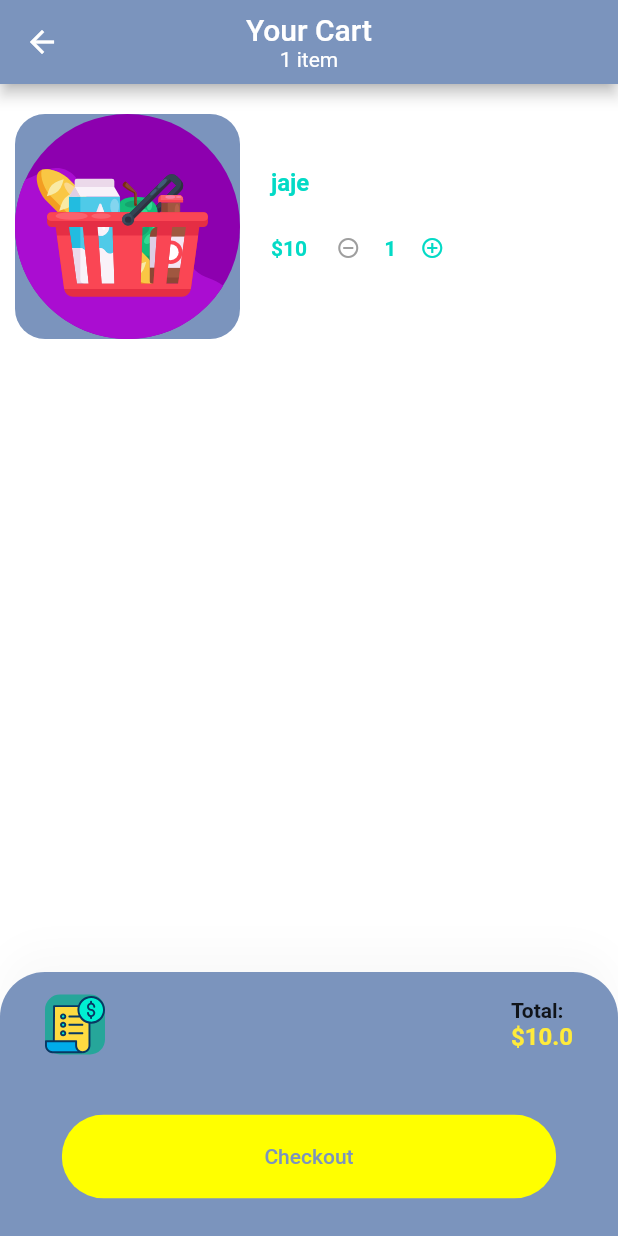
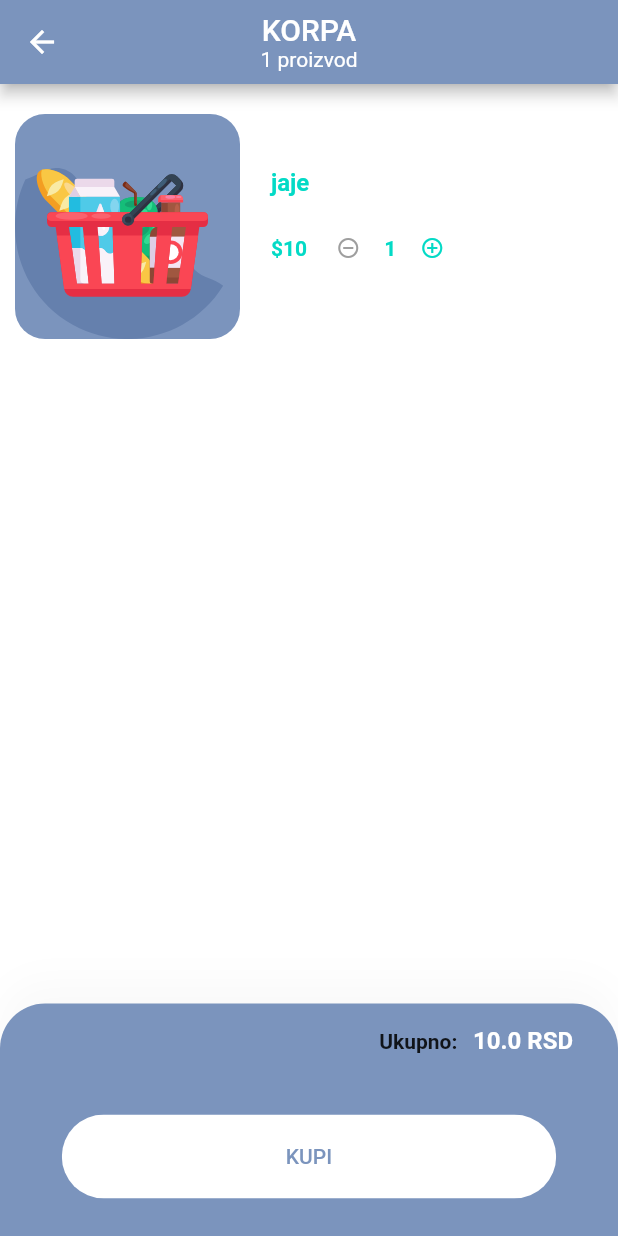
Before and after one commit to grizli404/Kotarica, a Flutter app: the CheckoutScreen screen opened by its route, after a tap on the "shopping cart" icon, on a phone screen of 412 x 824 dp. Run offline on Flutter 3.47's test engine with Material 2 defaults, Android fonts, the light colour scheme and no system bars; our stand-ins replace flutter_secure_storage, flutter_svg, image_picker; missing offline and left inert: adhara_socket_io, dart:ffi, dart:js, flutter_session, web3dart; accounts and stored records are empty; project files that could hold a hidden picture were left out.

Commit message:
ispravljene pravopisne greske, izmenjen izgled strana u mobilnoj aplikaciji

```diff
--- a/App/frontend/app/lib/components/already_have_an_account_check.dart
+++ b/App/frontend/app/lib/components/already_have_an_account_check.dart
@@ -16,7 +16,7 @@
       mainAxisAlignment: MainAxisAlignment.center,
       children: <Widget>[
         Text(
-          login ? "Don't have an Account ? " : "Already have an Account ? ",
+          login ? "Nemate nalog ? " : "Imate nalog ? ",
           style: TextStyle(
               color: Theme.of(context).colorScheme == ColorScheme.dark()
                   ? Colors.grey.shade400
@@ -25,7 +25,7 @@
         GestureDetector(
           onTap: press,
           child: Text(
-            login ? "Sign Up" : "Sing in",
+            login ? "Registrujte se" : "Prijavite se",
             style: TextStyle(
               color: Theme.of(context).colorScheme == ColorScheme.dark()
                   ? Colors.grey.shade400
--- a/App/frontend/app/lib/components/customAppBar.dart
+++ b/App/frontend/app/lib/components/customAppBar.dart
@@ -64,7 +64,7 @@
                       }
                     })
                 : Container(),
-            if (korisnikInfo != null) ...[
+            if (korisnikInfo != null && isWeb) ...[
               IconButton(
                   icon: Icon(
                     Icons.notifications_rounded,
--- a/App/frontend/app/lib/screens/cart/cart_screen.dart
+++ b/App/frontend/app/lib/screens/cart/cart_screen.dart
@@ -70,17 +70,17 @@
       title: Column(
         children: [
           Text(
-            "Your Cart",
+            "KORPA",
             style: TextStyle(color: kPrimaryLightColor),
           ),
           if (demoCarts.length == 1) ...[
             Text(
-              "${demoCarts.length} item",
+              "${demoCarts.length} proizvod",
               style: TextStyle(inherit: false, color: kPrimaryLightColor),
             ),
           ] else ...[
             Text(
-              "${demoCarts.length} items",
+              "${demoCarts.length} proizvoda",
               style: TextStyle(inherit: false, color: kPrimaryLightColor),
             )
           ]
@@ -121,30 +121,30 @@
           children: [
             Row(
               children: [
-                Container(
-                  height: 40,
-                  width: 40,
-                  decoration: BoxDecoration(
-                    color: Colors.teal.shade400,
-                    borderRadius: BorderRadius.circular(10),
-                  ),
-                  child: SvgPicture.asset("assets/icons/bill.svg"),
-                ),
+                // Container(
+                //   height: 40,
+                //   width: 40,
+                //   decoration: BoxDecoration(
+                //     color: Colors.teal.shade400,
+                //     borderRadius: BorderRadius.circular(10),
+                //   ),
+                //   // child: SvgPicture.asset("assets/icons/bill.svg"),
+                // ),
                 Spacer(),
                 Row(
                   children: [
                     Text.rich(
                       TextSpan(
-                        text: "Total:\n",
+                        text: "Ukupno:   ",
                         style: TextStyle(fontWeight: FontWeight.bold),
                         children: [
                           TextSpan(
-                            text: "\$${sumTotal(demoCarts)}",
-                            style: TextStyle(
+                              text: "${sumTotal(demoCarts)} RSD",
+                              style: TextStyle(
                                 fontSize: 16,
                                 fontWeight: FontWeight.bold,
-                                color: Colors.yellow),
-                          ),
+                                color: Colors.white,
+                              )),
                         ],
                       ),
                     ),
@@ -157,12 +157,12 @@
               width: size.width,
             ),
             RoundedButton(
-              text: "Checkout",
+              text: "KUPI",
               press: () {
                 Navigator.popAndPushNamed(context, '/checkout', arguments: {});
               },
               textColor: kPrimaryColor,
-              color: Colors.yellowAccent,
+              color: Colors.white,
             ),
           ],
         ),
--- a/App/frontend/app/lib/screens/checkout/checkout_screen.dart
+++ b/App/frontend/app/lib/screens/checkout/checkout_screen.dart
@@ -40,7 +40,15 @@
     Size size = MediaQuery.of(context).size;
     return Scaffold(
       appBar: AppBar(
-        title: Text("Kotarica"),
+        title: Text(
+          'Kotarica',
+          style: TextStyle(
+            fontWeight: FontWeight.w500,
+            fontStyle: FontStyle.italic,
+            fontSize: 25,
+            color: Colors.white,
+          ),
+        ),
         centerTitle: true,
         actions: [
           Row(
@@ -133,7 +141,7 @@
               FlatButton(
                 onPressed: () {},
                 child:
-                    Row(children: [Text("Naruci!"), Icon(Icons.check_rounded)]),
+                    Row(children: [Text("Naruči!"), Icon(Icons.check_rounded)]),
                 color: kPrimaryLightColor,
                 textColor: Theme.of(context).primaryColor,
               )
--- a/App/frontend/app/lib/screens/checkout/components/confirm_configuration.dart
+++ b/App/frontend/app/lib/screens/checkout/components/confirm_configuration.dart
@@ -76,20 +76,20 @@
                 ? Colors.black
                 : kPrimaryColor,
           ),
-          Container(
-            height: 60,
-            child: Row(
-              children: [
-                _Atribut(text: "opis: "),
-                _Vrednost(text: personalData.opis)
-              ],
-            ),
-          ),
-          Divider(
-            color: Theme.of(context).colorScheme == ColorScheme.dark()
-                ? Colors.black
-                : kPrimaryColor,
-          ),
+          // Container(
+          //   height: 60,
+          //   child: Row(
+          //     children: [
+          //       _Atribut(text: "opis: "),
+          //       _Vrednost(text: personalData.opis)
+          //     ],
+          //   ),
+          // ),
+          // Divider(
+          //   color: Theme.of(context).colorScheme == ColorScheme.dark()
+          //       ? Colors.black
+          //       : kPrimaryColor,
+          // ),
           Container(
             height: 60,
             child: Row(
@@ -116,7 +116,7 @@
                 _Atribut(
                     text:
                         "${demoCarts.indexOf(item) + 1}. ${item.product.naziv}: "),
-                _Vrednost(text: "${item.numOfItems} x ${item.product.cena}\$")
+                _Vrednost(text: "${item.numOfItems} x ${item.product.cena} RSD")
               ],
             )
           },
@@ -124,7 +124,7 @@
             height: 10,
           ),
           _Atribut(
-            text: "Total: ${sumTotal(demoCarts)}\$",
+            text: "Ukupno: ${sumTotal(demoCarts)} RSD",
           ),
           Divider(
             thickness: 3,
--- a/App/frontend/app/lib/screens/checkout/components/shipping_configuration.dart
+++ b/App/frontend/app/lib/screens/checkout/components/shipping_configuration.dart
@@ -70,17 +70,17 @@
                     widget.personalData.adresa = value;
                   },
                 ),
-                RoundedInputField(
-                  color: Theme.of(context).colorScheme == ColorScheme.dark()
-                      ? Theme.of(context).primaryColor
-                      : Colors.white,
-                  icon: Icons.superscript,
-                  hintText: 'Nesto fali, ne znam sta',
-                  value: widget.personalData.opis,
-                  onChanged: (value) {
-                    widget.personalData.opis = value;
-                  },
-                ),
+                // RoundedInputField(
+                //   color: Theme.of(context).colorScheme == ColorScheme.dark()
+                //       ? Theme.of(context).primaryColor
+                //       : Colors.white,
+                //   icon: Icons.superscript,
+                //   hintText: 'Nesto fali, ne znam sta',
+                //   value: widget.personalData.opis,
+                //   onChanged: (value) {
+                //     widget.personalData.opis = value;
+                //   },
+                // ),
               ],
             ),
           ),
--- a/App/frontend/app/lib/screens/products/productDetail.dart
+++ b/App/frontend/app/lib/screens/products/productDetail.dart
@@ -1,8 +1,10 @@
 import 'package:app/components/customAppBar.dart';
 import 'package:app/components/drawer.dart';
+import 'package:app/components/navigationBar.dart';
 import 'package:app/components/responsive_layout.dart';
 import 'package:flutter/material.dart';
 
+import '../../main.dart';
 import '../../model/proizvodiModel.dart';
 import 'body.dart';
 
@@ -19,6 +21,7 @@
     return Scaffold(
       appBar: CustomAppBar(),
       drawer: ResponsiveLayout.isIphone(context) ? ListenToDrawerEvent() : null,
+      bottomNavigationBar: !isWeb ? NavigationBarWidget() : null,
       body: ResponsiveLayout(
         iphone: Body(
           assetPath: assetPath,
--- a/App/frontend/app/lib/screens/welcome/components/body.dart
+++ b/App/frontend/app/lib/screens/welcome/components/body.dart
@@ -16,7 +16,7 @@
           mainAxisAlignment: MainAxisAlignment.center,
           children: <Widget>[
             Text(
-              "DOBRODOSLI NA KOTARICU",
+              "DOBRODOŠLI NA KOTARICU",
               style: TextStyle(fontWeight: FontWeight.bold),
             ),
             SizedBox(height: size.height * 0.03),
@@ -26,7 +26,7 @@
             ),
             SizedBox(height: size.height * 0.03),
             RoundedButton(
-              text: "LOGIN",
+              text: "PRIJAVA",
               press: () {
                 Navigator.push(
                   context,
@@ -39,7 +39,7 @@
               },
             ),
             RoundedButton(
-              text: "SIGN UP",
+              text: "REGISTRACIJA",
               color: kPrimaryLightColor,
               textColor: Colors.black,
               press: () {
```
Also changed, not shown: App/frontend/app/lib/components/drawer.dart (+28 -6 lines), App/frontend/app/lib/screens/favorites/favorites_screen.dart (+5 -5 lines), App/frontend/app/lib/screens/login/components/body.dart (+7 -7 lines), App/frontend/app/lib/screens/notifications/notification_screen.dart (+9 -8 lines), App/frontend/app/lib/screens/products/body.dart (+15 -2 lines), App/frontend/app/lib/screens/signup/components/body.dart (+9 -8 lines), App/frontend/app/assets/icons/shopping-basket.svg, 1 other file.
